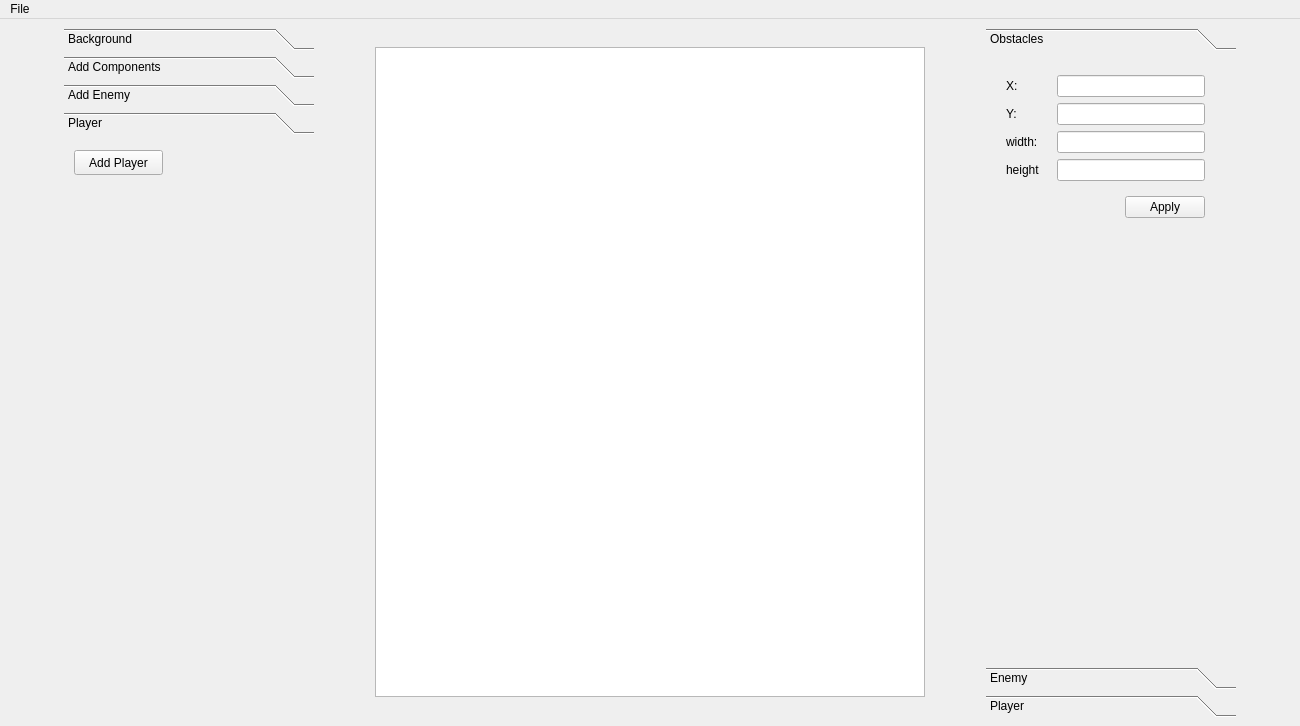
This is src/RS_game_engine/mainwindow.ui in MATF-RS20/RS017-qtgameengine as Qt 5 draws it before an edit. The edited form follows.
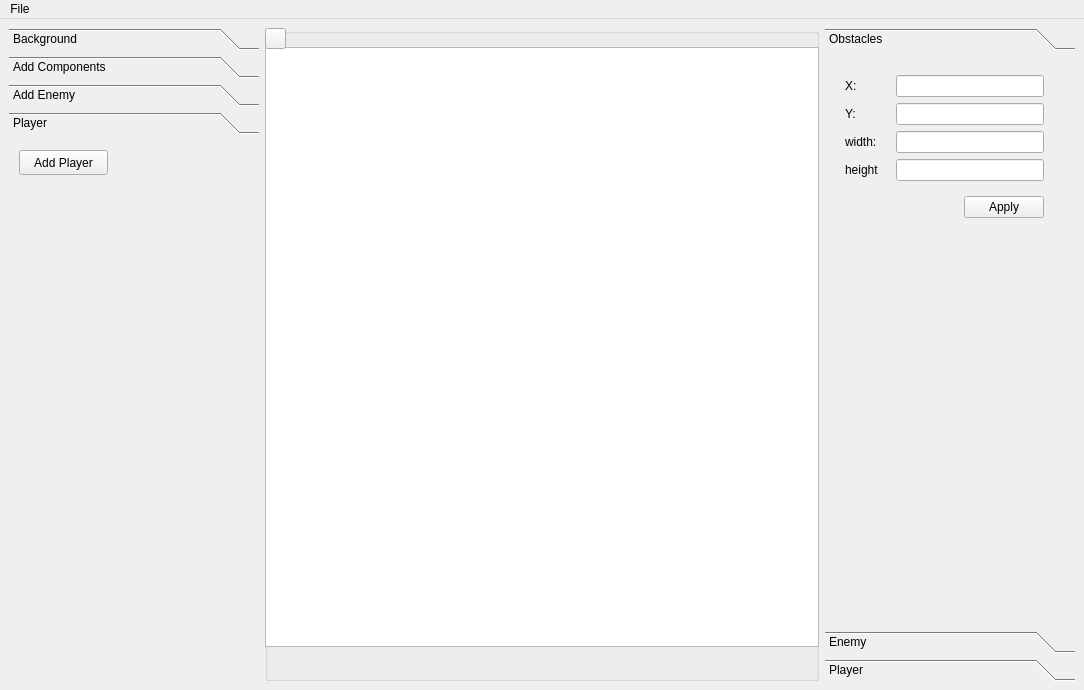
This is the edited form. Icons and pictures are not drawn.

Commit message: Add Clear option,Button(Window) for starting the game

```diff
--- a/src/RS_game_engine/mainwindow.ui
+++ b/src/RS_game_engine/mainwindow.ui
@@ -6,8 +6,8 @@
    <rect>
     <x>0</x>
     <y>0</y>
-    <width>1300</width>
-    <height>726</height>
+    <width>1084</width>
+    <height>690</height>
    </rect>
   </property>
   <property name="windowTitle">
@@ -110,7 +110,7 @@
          <x>0</x>
          <y>0</y>
          <width>250</width>
-         <height>562</height>
+         <height>526</height>
         </rect>
        </property>
        <attribute name="label">
@@ -133,28 +133,58 @@
      </widget>
     </item>
     <item>
-     <widget class="QGraphicsView" name="gvMainScene">
-      <property name="sizePolicy">
-       <sizepolicy hsizetype="MinimumExpanding" vsizetype="Fixed">
-        <horstretch>0</horstretch>
-        <verstretch>0</verstretch>
-       </sizepolicy>
+     <widget class="QGroupBox" name="groupBox">
+      <property name="enabled">
+       <bool>true</bool>
       </property>
-      <property name="minimumSize">
-       <size>
-        <width>0</width>
-        <height>650</height>
-       </size>
-      </property>
-      <property name="maximumSize">
-       <size>
-        <width>550</width>
-        <height>650</height>
-       </size>
-      </property>
-      <property name="autoFillBackground">
-       <bool>false</bool>
-      </property>
+      <widget class="QGraphicsView" name="gvMainScene">
+       <property name="enabled">
+        <bool>true</bool>
+       </property>
+       <property name="geometry">
+        <rect>
+         <x>0</x>
+         <y>19</y>
+         <width>554</width>
+         <height>600</height>
+        </rect>
+       </property>
+       <property name="sizePolicy">
+        <sizepolicy hsizetype="Maximum" vsizetype="Maximum">
+         <horstretch>0</horstretch>
+         <verstretch>0</verstretch>
+        </sizepolicy>
+       </property>
+       <property name="autoFillBackground">
+        <bool>false</bool>
+       </property>
+      </widget>
+      <widget class="QPushButton" name="startBt">
+       <property name="geometry">
+        <rect>
+         <x>0</x>
+         <y>0</y>
+         <width>21</width>
+         <height>21</height>
+        </rect>
+       </property>
+       <property name="font">
+        <font>
+         <family>Ubuntu</family>
+        </font>
+       </property>
+       <property name="text">
+        <string/>
+       </property>
+       <property name="icon">
+        <iconset>
+         <normaloff>icons/play-button-arrow.png</normaloff>
+         <normalon>icons/play-button-arrow.png</normalon>icons/play-button-arrow.png</iconset>
+       </property>
+       <property name="default">
+        <bool>false</bool>
+       </property>
+      </widget>
      </widget>
     </item>
     <item>
@@ -180,7 +210,7 @@
          <x>0</x>
          <y>0</y>
          <width>250</width>
-         <height>593</height>
+         <height>557</height>
         </rect>
        </property>
        <attribute name="label">
@@ -609,7 +639,7 @@
     <rect>
      <x>0</x>
      <y>0</y>
-     <width>1300</width>
+     <width>1084</width>
      <height>22</height>
     </rect>
    </property>
```
Left out of the diff: 16 changed lines with no effect on the pictures. The commit also changes 27 other files.
